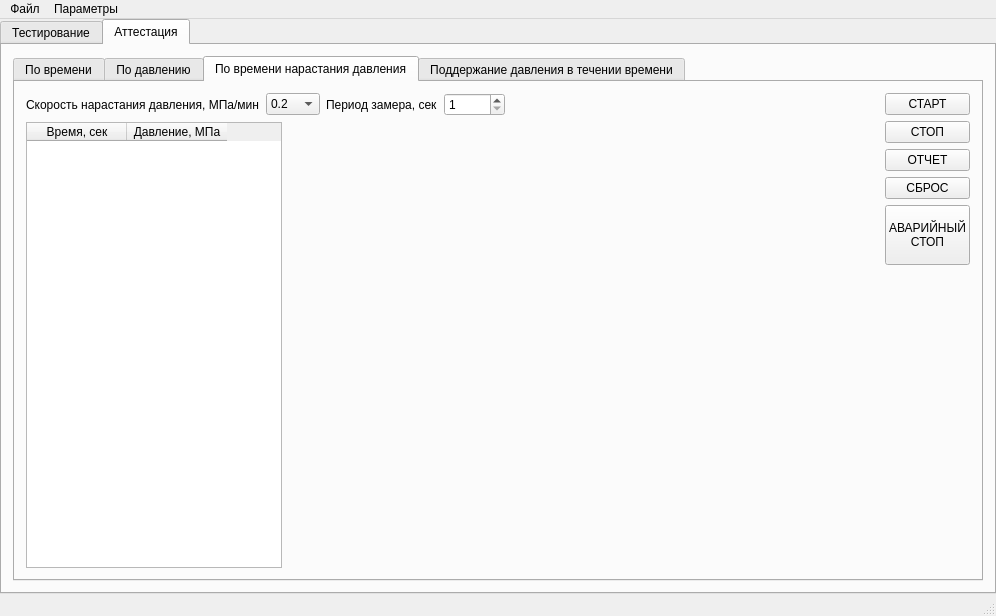
Qt form main_window.ui (firef0xff/ttm25) before a commit.
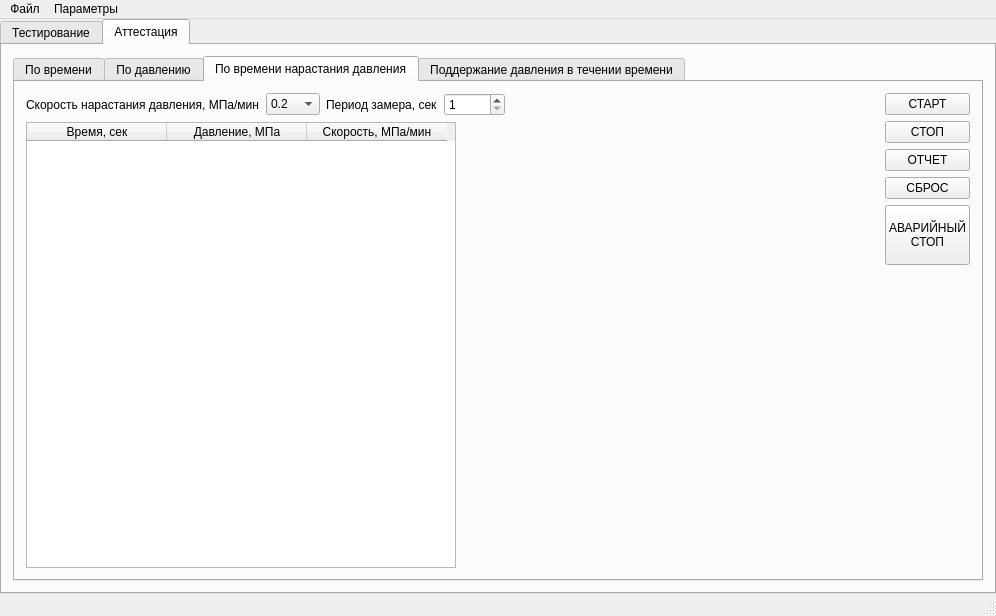
The same form after that commit. The open tabs and pages were chosen to show the change.

```diff
--- a/main_window.ui
+++ b/main_window.ui
@@ -1394,6 +1394,15 @@
                     <verstretch>0</verstretch>
                    </sizepolicy>
                   </property>
+                  <property name="minimumSize">
+                   <size>
+                    <width>430</width>
+                    <height>0</height>
+                   </size>
+                  </property>
+                  <attribute name="horizontalHeaderDefaultSectionSize">
+                   <number>140</number>
+                  </attribute>
                   <column>
                    <property name="text">
                     <string>Время, сек</string>
@@ -1404,6 +1413,11 @@
                     <string>Давление, МПа</string>
                    </property>
                   </column>
+                  <column>
+                   <property name="text">
+                    <string>Скорость, МПа/мин</string>
+                   </property>
+                  </column>
                  </widget>
                 </item>
                 <item>
```
Left out of the diff: 40 changed lines with no effect on the pictures.
